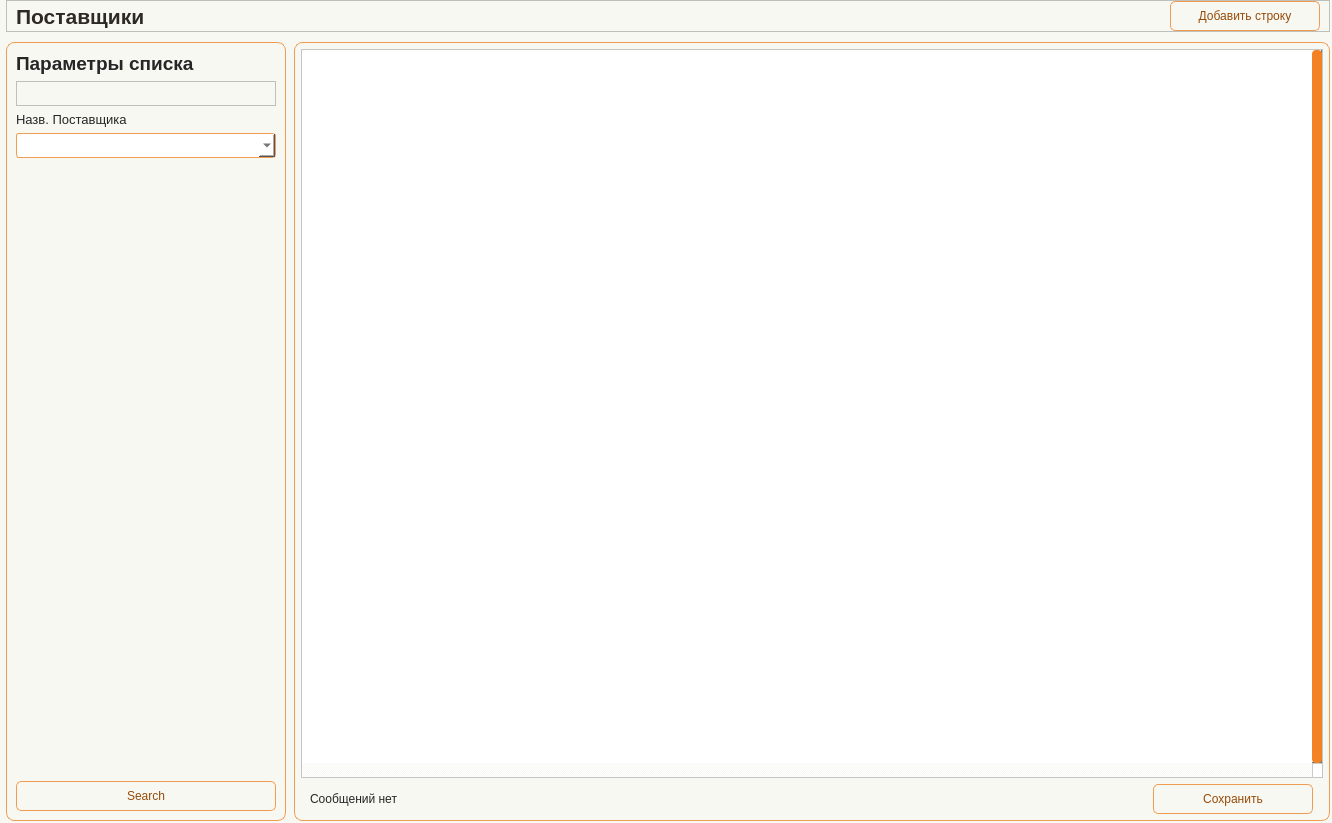
Above: app/ui/windows/supplier.ui from Masik84/Procurement_app before the change. Below: the same form after it.
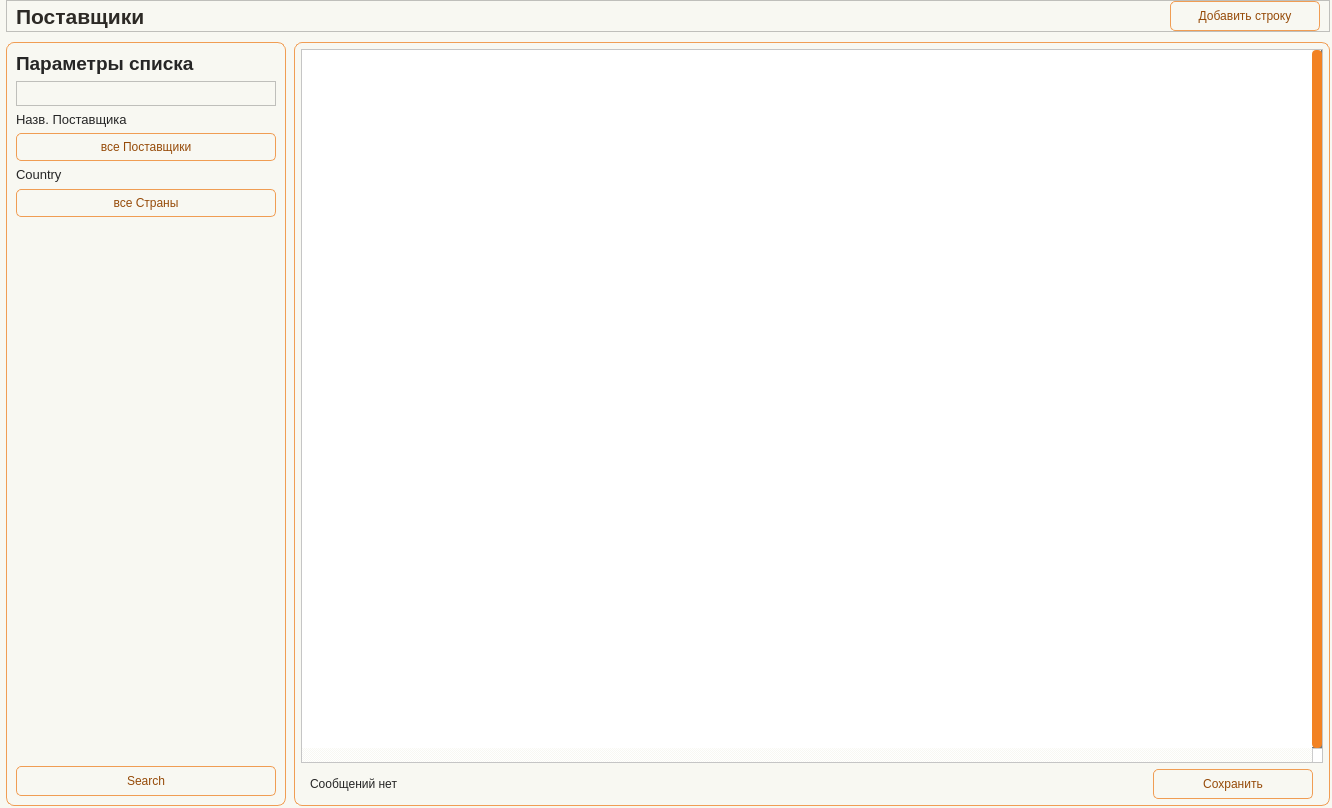
That is the form after the change. Icons and pictures are not drawn.

```diff
--- a/app/ui/windows/supplier.ui
+++ b/app/ui/windows/supplier.ui
@@ -7,7 +7,7 @@
     <x>0</x>
     <y>0</y>
     <width>1332</width>
-    <height>823</height>
+    <height>808</height>
    </rect>
   </property>
   <property name="minimumSize">
@@ -334,18 +334,61 @@
              </widget>
             </item>
             <item>
-             <widget class="QComboBox" name="line_Suppl1">
+             <widget class="QPushButton" name="btn_FilterSupplier">
               <property name="minimumSize">
                <size>
                 <width>0</width>
-                <height>25</height>
+                <height>28</height>
                </size>
               </property>
               <property name="maximumSize">
                <size>
                 <width>16777215</width>
-                <height>25</height>
+                <height>16777215</height>
                </size>
+              </property>
+              <property name="toolTip">
+               <string>Открыть фильтр по поставщикам</string>
+              </property>
+              <property name="text">
+               <string>все Поставщики</string>
+              </property>
+             </widget>
+            </item>
+            <item>
+             <widget class="QLabel" name="label_country_filter">
+              <property name="font">
+               <font>
+                <family>Tahoma</family>
+                <pointsize>10</pointsize>
+                <italic>false</italic>
+                <bold>false</bold>
+               </font>
+              </property>
+              <property name="text">
+               <string>Country</string>
+              </property>
+             </widget>
+            </item>
+            <item>
+             <widget class="QPushButton" name="btn_FilterCountry">
+              <property name="minimumSize">
+               <size>
+                <width>0</width>
+                <height>28</height>
+               </size>
+              </property>
+              <property name="maximumSize">
+               <size>
+                <width>16777215</width>
+                <height>26</height>
+               </size>
+              </property>
+              <property name="toolTip">
+               <string>Открыть фильтр по странам</string>
+              </property>
+              <property name="text">
+               <string>все Страны</string>
               </property>
              </widget>
             </item>
```
Left out of the diff: 6 changed lines with no effect on the pictures.
